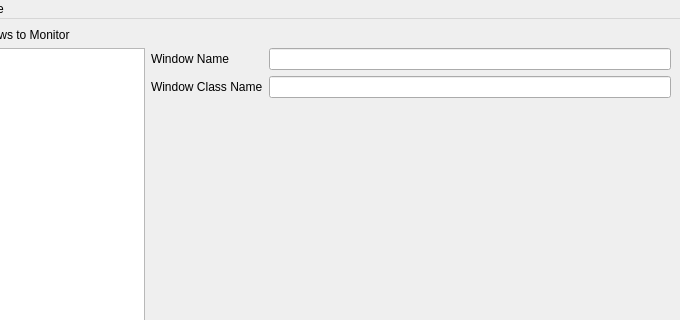
Before: the Qt Designer form Consciousness/window/main_window.ui in UnnamedOrange/Consciousness, drawn with Qt 5; both pictures show x 120 to 800 and y 0 to 320 of the 800 by 600 pixel window.
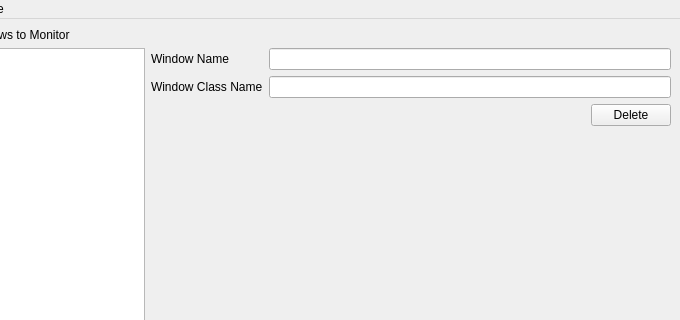
After: the same form once the commit is applied.

Commit message: Implement delete button

Diff of the .ui file:
```diff
--- a/Consciousness/window/main_window.ui
+++ b/Consciousness/window/main_window.ui
@@ -86,6 +86,30 @@
         </item>
        </layout>
       </item>
+      <item>
+       <layout class="QHBoxLayout" name="horizontalLayout">
+        <item>
+         <spacer name="horizontalSpacer">
+          <property name="orientation">
+           <enum>Qt::Horizontal</enum>
+          </property>
+          <property name="sizeHint" stdset="0">
+           <size>
+            <width>40</width>
+            <height>20</height>
+           </size>
+          </property>
+         </spacer>
+        </item>
+        <item>
+         <widget class="QPushButton" name="button_delete">
+          <property name="text">
+           <string>Delete</string>
+          </property>
+         </widget>
+        </item>
+       </layout>
+      </item>
       <item>
        <spacer name="verticalSpacer_1">
         <property name="orientation">
```
The commit also changes 4 other files.
